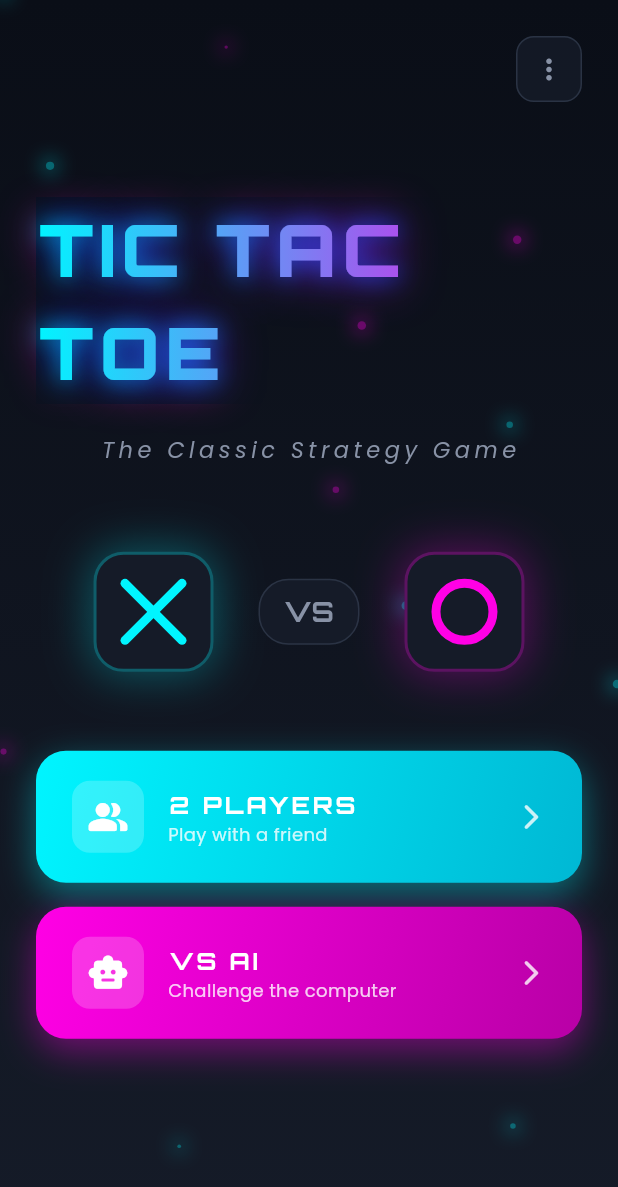
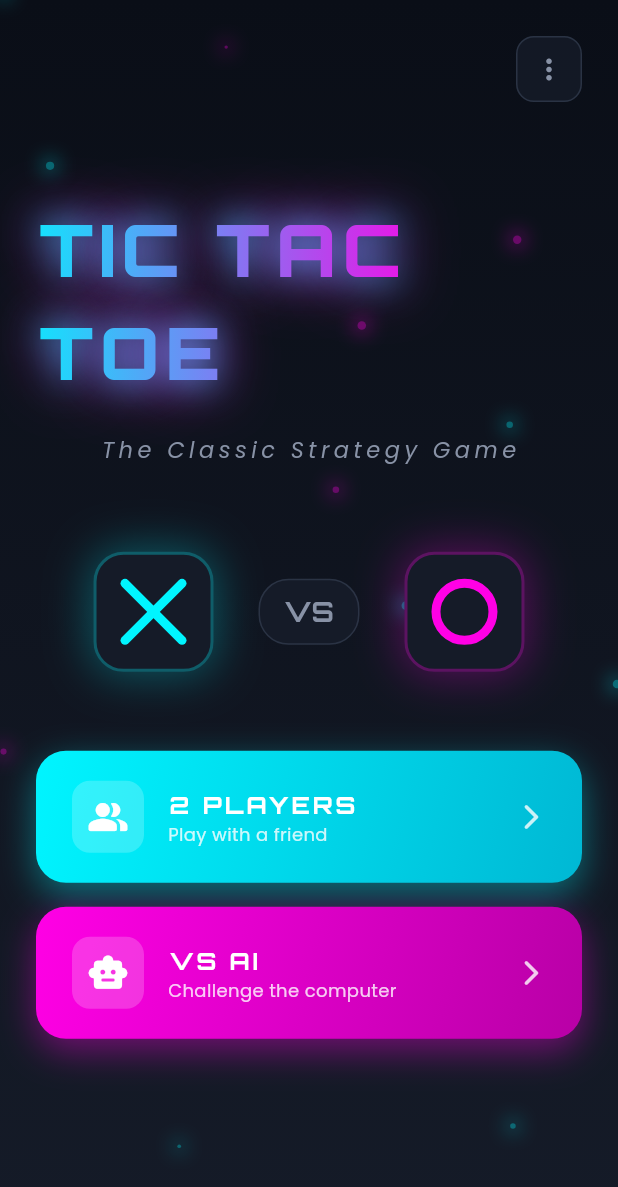
Before and after one commit to abhi9vaidya/TicTacToeFlutter, a Flutter app: the screen it shows after launch, on a phone screen of 412 x 824 dp. Shown: the top 1187 px of the screen. Run offline on Flutter 3.47's test engine with Material 3 defaults, Android fonts, the phone set to English and light mode, and no system bars; our stand-ins replace google_fonts.

```diff
--- a/lib/screens/home_screen.dart
+++ b/lib/screens/home_screen.dart
@@ -376,32 +376,21 @@ class _HomeScreenState extends State<HomeScreen> with TickerProviderStateMixin {
       builder: (context, child) {
         return Transform.scale(
           scale: _titleAnimation.value,
-          child: Column(
-            children: [
-              ShaderMask(
-                shaderCallback: (bounds) => LinearGradient(
-                  colors: [
-                    AppColors.primary,
-                    AppColors.secondary,
-                    AppColors.primary,
-                  ],
-                  stops: [0, _titleGlowAnimation.value, 1],
-                ).createShader(bounds),
           child: Text(
             'TIC TAC TOE',
             style: GoogleFonts.orbitron(
               fontSize: 48,
               fontWeight: FontWeight.w900,
-                    color: Colors.white,
               letterSpacing: 4,
+              foreground: Paint()
+                ..shader = const LinearGradient(
+                  colors: [AppColors.primary, AppColors.secondary],
+                ).createShader(const Rect.fromLTWH(0, 0, 300, 60)),
               shadows: [
-                      const Shadow(color: AppColors.primary, blurRadius: 20),
-                      const Shadow(color: AppColors.secondary, blurRadius: 40),
+                const Shadow(color: AppColors.primary, blurRadius: 30),
+                const Shadow(color: AppColors.secondary, blurRadius: 50),
               ],
             ),
-                ),
-              ),
-            ],
           ),
         );
       },
```
Lines whose indentation alone changed are shown as unchanged.
